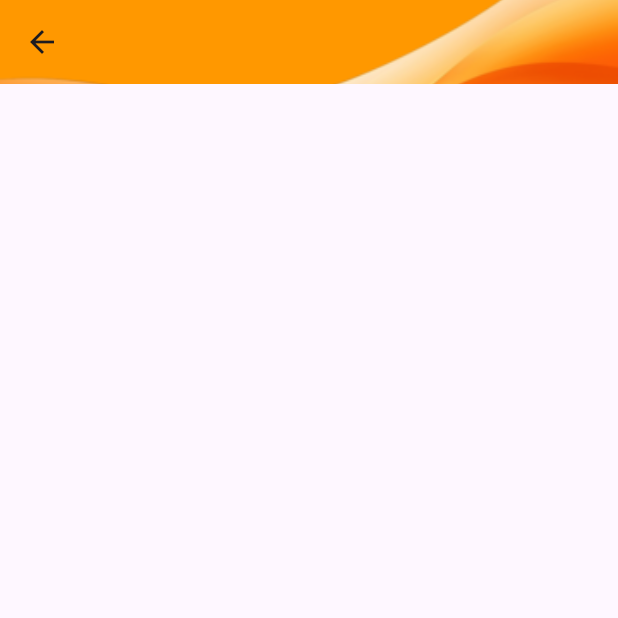
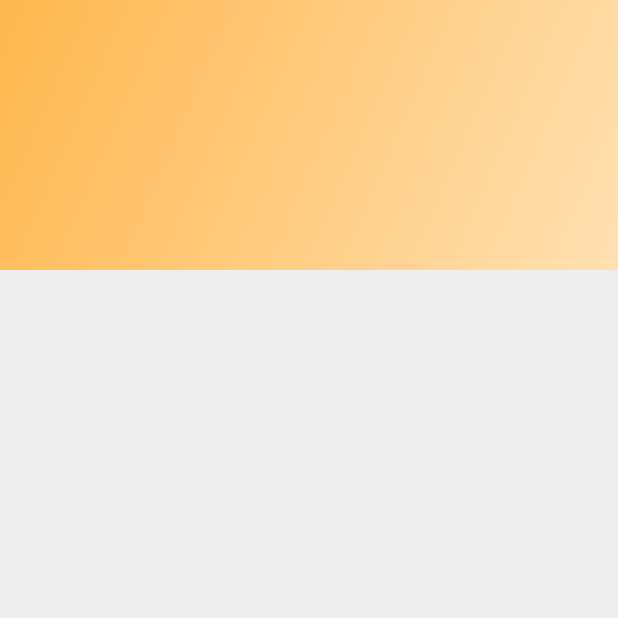
Before and after one commit to piseak02/sintaveeapp, a Flutter app: the screen it shows after launch, item 2 of the bottom bar chosen, on a phone screen of 412 x 824 dp, the top half of it. Run offline on Flutter 3.47's test engine with Material 3 defaults, Android fonts, the light colour scheme and no system bars.

Commit message:
ทำพื้นหลังappbar

```diff
--- a/lib/AccountPageApp/account_page.dart
+++ b/lib/AccountPageApp/account_page.dart
@@ -11,16 +11,28 @@ class _MyaccountState extends State<Myaccount> {
   @override
   Widget build(BuildContext context) {
     return Scaffold(
-      appBar: AppBar(
-        flexibleSpace: Container(
-          decoration: BoxDecoration(
-            image: DecorationImage(
-              image: AssetImage("assets/po1.png"),
-              fit: BoxFit.cover,
-            ),
-          ),
-        ),
-        backgroundColor: Colors.orange,
+      backgroundColor: Colors.grey[200],
+      body: Column(
+        children: [
+          /// ส่วนหัวของแอพ
+          Stack(
+            alignment: Alignment.topCenter,
+            children: [
+              ////พื้นหลังส่วนบน
+              Container(
+                height: 180,
+                width: double.infinity,
+                decoration: BoxDecoration(
+                  gradient: LinearGradient(
+                    colors: [Colors.orange.shade300, Colors.orange.shade100],
+                    begin: Alignment.topLeft,
+                    end: Alignment.bottomRight,
+                  ),
+                ),
+              ),
+            ],
+          )
+        ],
       ),
     );
   }
```
